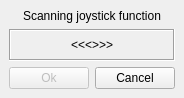
The window that joyfuncscan.ui (qmc2/qmc2-mame-fe) describes before a commit, drawn with Qt 5.
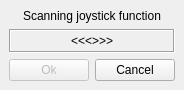
The same window after the commit.

Diff of the .ui file:
```diff
--- a/joyfuncscan.ui
+++ b/joyfuncscan.ui
@@ -1,13 +1,13 @@
 <ui version="4.0" >
  <author>R. Reucher</author>
  <class>JoystickFunctionScanner</class>
- <widget class="QDialog" name="JoystickFunctionScanner" >
-  <property name="geometry" >
+ <widget class="QDialog" name="JoystickFunctionScanner">
+  <property name="geometry">
    <rect>
     <x>0</x>
     <y>0</y>
     <width>178</width>
-    <height>98</height>
+    <height>90</height>
    </rect>
   </property>
   <property name="windowTitle" >
@@ -77,7 +77,7 @@
    </item>
   </layout>
  </widget>
- <layoutdefault spacing="6" margin="9" />
+ <layoutdefault spacing="6" margin="9"/>
  <tabstops>
   <tabstop>pushButtonOk</tabstop>
   <tabstop>pushButtonCancel</tabstop>
```
Left out of the diff: 66 changed lines with no effect on the pictures.
